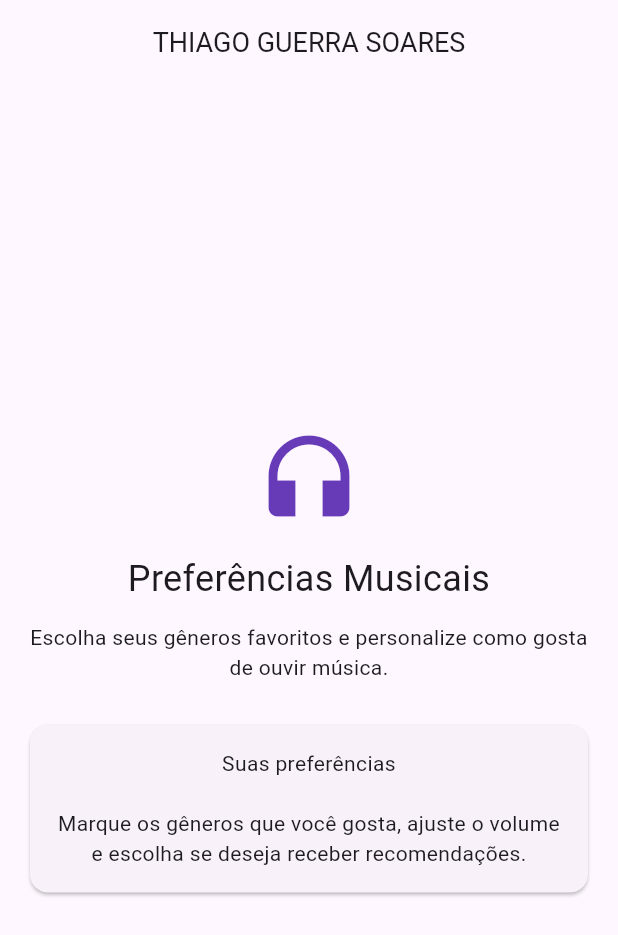
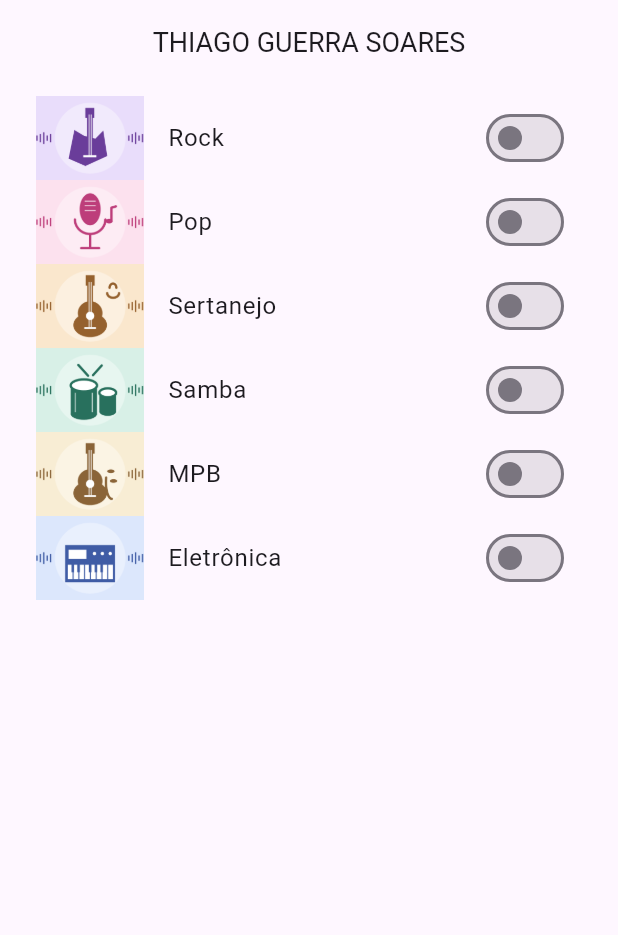
Before and after one commit to thigue/flutter-tp5, a Flutter app: the screen it shows after launch, on a phone screen of 412 x 824 dp. Shown: the top 935 px of the screen. Run offline on Flutter 3.47's test engine with Material 3 defaults, Android fonts, the phone set to English and light mode, and no system bars.

Commit message:
feat: lista de generos musicais e switch de selecao

```diff
--- a/flutter_tp5/lib/main.dart
+++ b/flutter_tp5/lib/main.dart
@@ -47,6 +47,60 @@ class Principal extends StatefulWidget {
 }
 
 class _PrincipalState extends State<Principal> {
+  final List<GeneroMusical> _generos = [
+    GeneroMusical(
+      nome: 'Rock',
+      imagem: 'assets/imagens/rock.png',
+      descricao:
+          'Estilo marcado pelo som de guitarras elétricas, baixo e bateria.',
+    ),
+    GeneroMusical(
+      nome: 'Pop',
+      imagem: 'assets/imagens/pop.png',
+      descricao: 'Possui melodias marcantes e refrões fáceis de cantar.',
+    ),
+    GeneroMusical(
+      nome: 'Sertanejo',
+      imagem: 'assets/imagens/sertanejo.png',
+      descricao: 'Estilo brasileiro com raízes na música caipira, na viola e no violão.',
+    ),
+    GeneroMusical(
+      nome: 'Samba',
+      imagem: 'assets/imagens/samba.png',
+      descricao: 'Gênero brasileiro de raízes afro-brasileiras, com destaque para a percussão.',
+    ),
+    GeneroMusical(
+      nome: 'MPB',
+      imagem: 'assets/imagens/mpb.png',
+      descricao: 'A Música Popular Brasileira reúne diferentes ritmos e influências do país.',
+    ),
+    GeneroMusical(
+      nome: 'Eletrônica',
+      imagem: 'assets/imagens/eletronica.png',
+      descricao: 'Utiliza sintetizadores, computadores e batidas programadas.',
+    ),
+  ];
+
+  Widget _construirGenero(GeneroMusical genero) {
+    return ListTile(
+      leading: Image.asset(
+        genero.imagem,
+        width: 72,
+        height: 56,
+        fit: BoxFit.cover,
+      ),
+      title: Text(genero.nome),
+      trailing: Switch(
+        value: genero.gosta,
+        onChanged: (valor) {
+          setState(() {
+            genero.gosta = valor;
+          });
+        },
+      ),
+    );
+  }
+
   @override
   Widget build(BuildContext context) {
     return Scaffold(
@@ -54,40 +108,10 @@ class _PrincipalState extends State<Principal> {
         centerTitle: true,
         title: const Text(Principal.nomeAluno, style: TextStyle(fontSize: 18)),
       ),
-      body: const Center(
-        child: Padding(
-          padding: EdgeInsets.all(16),
-          child: Column(
-            mainAxisSize: MainAxisSize.min,
-            crossAxisAlignment: CrossAxisAlignment.center,
-            children: [
-              Icon(Icons.headphones, size: 72, color: Colors.deepPurple),
-              SizedBox(height: 16),
-              Text(
-                'Preferências Musicais',
-                textAlign: TextAlign.center,
-                style: TextStyle(fontSize: 24),
-              ),
-              SizedBox(height: 12),
-              Text(
-                'Escolha seus gêneros favoritos e personalize como gosta de ouvir música.',
-                textAlign: TextAlign.center,
-              ),
-              SizedBox(height: 24),
-              Card(
-                child: Padding(
-                  padding: EdgeInsets.all(16),
-                  child: Text(
-                    'Suas preferências\n\n'
-                    'Marque os gêneros que você gosta, ajuste o volume '
-                    'e escolha se deseja receber recomendações.',
-                    textAlign: TextAlign.center,
-                  ),
-                ),
-              ),
-            ],
-          ),
-        ),
+      body: ListView.builder(
+        padding: const EdgeInsets.all(8),
+        itemCount: _generos.length,
+        itemBuilder: (context, indice) => _construirGenero(_generos[indice]),
       ),
     );
   }
--- a/flutter_tp5/pubspec.yaml
+++ b/flutter_tp5/pubspec.yaml
@@ -1,5 +1,5 @@
 name: flutter_tp5
-description: "A new Flutter project."
+description: "TP5 - Aplicativo de preferencias musicais de Thiago Guerra Soares."
 # The following line prevents the package from being accidentally published to
 # pub.dev using `flutter pub publish`. This is preferred for private packages.
 publish_to: 'none' # Remove this line if you wish to publish to pub.dev
@@ -56,6 +56,8 @@ flutter:
   # included with your application, so that you can use the icons in
   # the material Icons class.
   uses-material-design: true
+  assets:
+    - assets/imagens/
 
   # To add assets to your application, add an assets section, like this:
   # assets:
```
Also changed, not shown: flutter_tp5/assets/imagens/eletronica.png (added), flutter_tp5/assets/imagens/mpb.png (added), flutter_tp5/assets/imagens/pop.png (added), flutter_tp5/assets/imagens/rock.png (added), flutter_tp5/assets/imagens/samba.png (added), flutter_tp5/assets/imagens/sertanejo.png (added), 2 other files.
